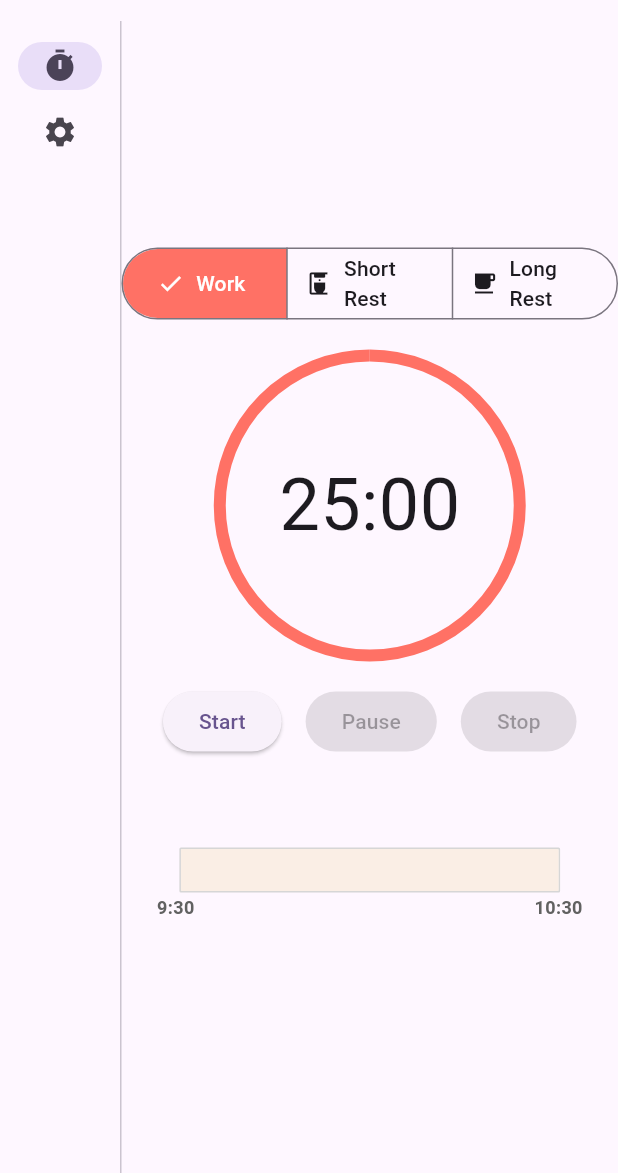
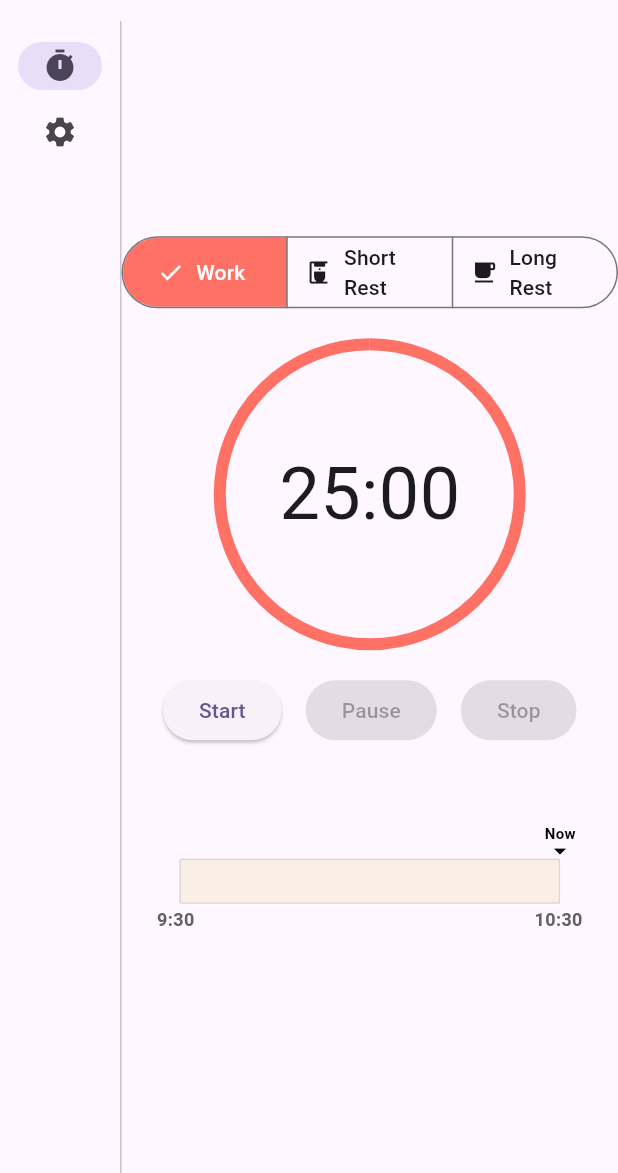
Before and after one commit to kbjorklid/pomodoro_flutter, a Flutter app: the screen it shows after launch, on a phone screen of 412 x 824 dp, the part 63-1236 px from its top. Run offline on Flutter 3.47's test engine with Material 3 defaults, Android fonts, the phone set to English and light mode, and no system bars; our stand-ins replace audioplayers, flutter_riverpod, freezed_annotation, hive, hive_flutter, logger and 1 more; accounts and stored records are empty.

Commit message:
feat: Display current time marker above timeline bar

```diff
--- a/lib/timer/presentation/widgets/timeline_bar.dart
+++ b/lib/timer/presentation/widgets/timeline_bar.dart
@@ -109,24 +109,18 @@ class _TimelineBarState extends ConsumerState<TimelineBar> {
     );
   }
 
-  /*
-  Widget _buildTimelineContainer(
-      DateTimeRange timeBarRange, _TimelineData timelineData) {
-    return Container(
-      decoration: BoxDecoration(
-        borderRadius: _borderRadius,
-        color: Colors.grey[200],
-        border: Border.all(color: Colors.grey[350]!),
-      ),
-      child: _buildMainTimeline(timelineData, timeBarRange),
-    );
-  }*/
-
   Widget _buildTimelineContainer(
       DateTimeRange timeBarRange, _TimelineData timelineData) {
     return Column(
       mainAxisSize: MainAxisSize.max,
       children: [
+        Padding(
+          padding: const EdgeInsets.only(left: 18, right: 18),
+          child: Container(
+              height: 15,
+              child:
+                  _buildAnnotationsAboveTimeline(timelineData, timeBarRange)),
+        ),
         Padding(
             padding: const EdgeInsets.only(left: 18, right: 18),
             child: Container(
@@ -143,6 +137,19 @@ class _TimelineBarState extends ConsumerState<TimelineBar> {
             child: _buildAnnotationsBelowTimeline(timelineData, timeBarRange)),
       ],
     );
+  }
+
+  Widget _buildAnnotationsAboveTimeline(
+      _TimelineData timelineData, DateTimeRange timeBarRange) {
+    return LayoutBuilder(builder: (context, constraints) {
+      final width = constraints.maxWidth;
+      return Stack(
+        clipBehavior: Clip.none,
+        children: [
+          _buildCurrentTimeMarker(timeBarRange, width),
+        ],
+      );
+    });
   }
 
   Stack _buildAnnotationsBelowTimeline(
@@ -169,9 +176,6 @@ class _TimelineBarState extends ConsumerState<TimelineBar> {
         return Stack(
           children: [
             _buildTimelineSegments(timelineData, timeBarRange, width),
-            if (widget.targetDate == null ||
-                DateUtils.isSameDay(widget.targetDate, DateTime.now()))
-              _buildCurrentTimeMarker(timeBarRange, width),
           ],
         );
       },
@@ -184,14 +188,19 @@ class _TimelineBarState extends ConsumerState<TimelineBar> {
     final markerLeft = relativePosition * width;
 
     return Positioned(
-      left: markerLeft,
-      bottom: 0,
-      child: Container(
-        width: 2,
-        height: 15, // 50% of the timeline bar height (30)
-        color: Colors.black,
-      ),
-    );
+        width: 40,
+        left: markerLeft - 20,
+        bottom: -5,
+        child: Column(mainAxisSize: MainAxisSize.min, spacing: 0, children: [
+          Transform.translate(
+              offset: Offset(0, 5),
+              child: Text("Now",
+                  style: TextStyle(
+                      fontSize: 10,
+                      color: Colors.black,
+                      fontWeight: FontWeight.bold))),
+          Icon(Icons.arrow_drop_down, color: Colors.black, size: 20),
+        ]));
   }
 
   double _calculateRelativePosition(
```
